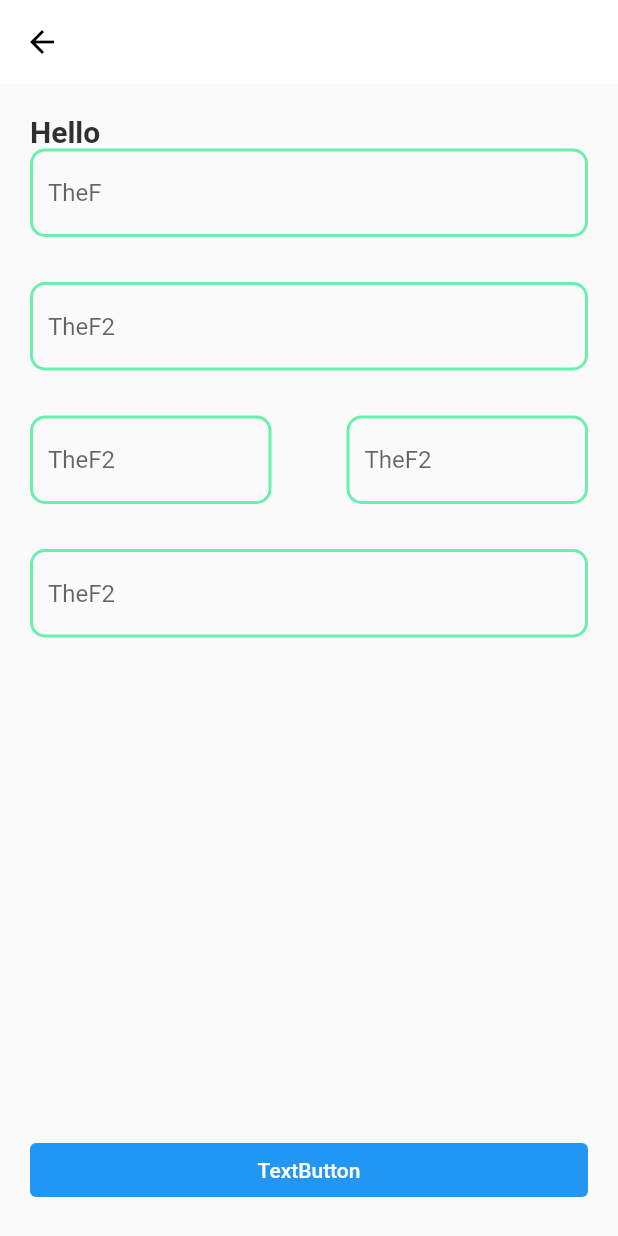
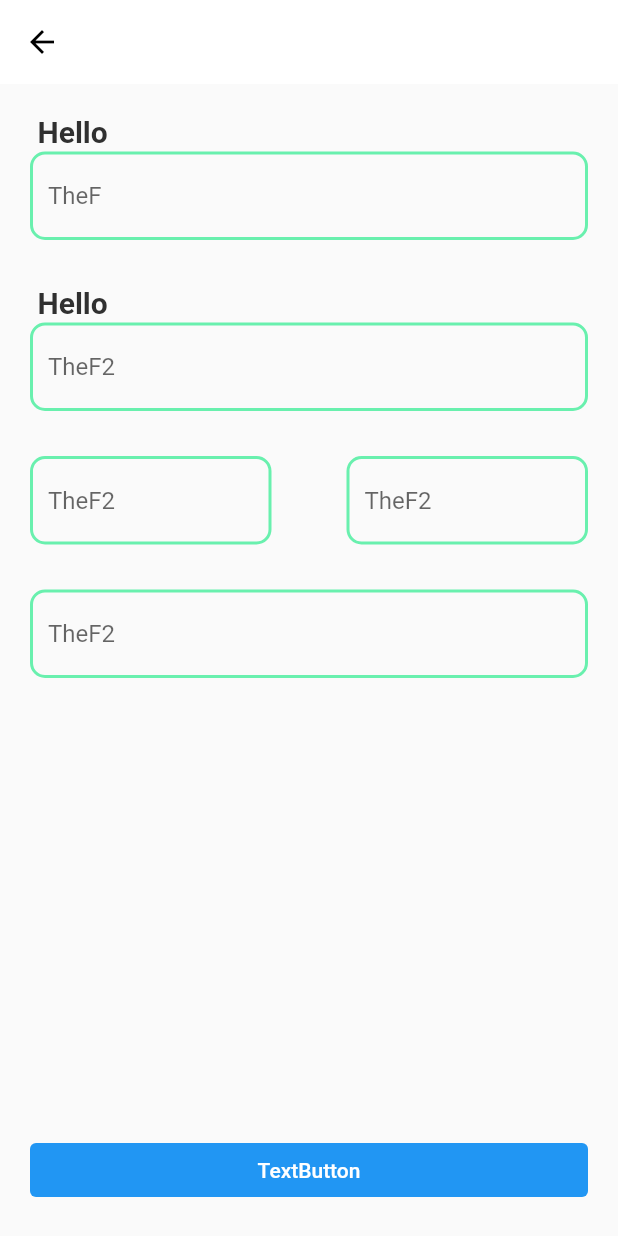
Before and after one commit to biju-borah/empowerus, a Flutter app: the screen it shows after launch, on a phone screen of 412 x 824 dp. Run offline on Flutter 3.47's test engine with Material 2 defaults, Android fonts, the light colour scheme and no system bars.

Commit message:
I will do something stupid after this commit

```diff
--- a/lib/main.dart
+++ b/lib/main.dart
@@ -28,12 +28,15 @@
               mainAxisSize: MainAxisSize.max,
               mainAxisAlignment: MainAxisAlignment.spaceBetween,
               children: [
-                Text(
-                  'Hello',
-                  style: TextStyle(
-                      color: Colors.grey[850],
-                      fontWeight: FontWeight.bold,
-                      fontSize: 20),
+                Padding(
+                  padding: const EdgeInsets.fromLTRB(5, 0, 0, 2),
+                  child: Text(
+                    'Hello',
+                    style: TextStyle(
+                        color: Colors.grey[850],
+                        fontWeight: FontWeight.bold,
+                        fontSize: 20),
+                  ),
                 ),
                 TextFormField(
                   decoration: InputDecoration(
@@ -54,6 +57,16 @@
                       hintText: 'TheF'),
                 ),
                 const SizedBox(height: 30),
+                Padding(
+                  padding: const EdgeInsets.fromLTRB(5, 0, 0, 2),
+                  child: Text(
+                    'Hello',
+                    style: TextStyle(
+                        color: Colors.grey[850],
+                        fontWeight: FontWeight.bold,
+                        fontSize: 20),
+                  ),
+                ),
                 TextFormField(
                   decoration: InputDecoration(
                     focusedBorder: OutlineInputBorder(
```
